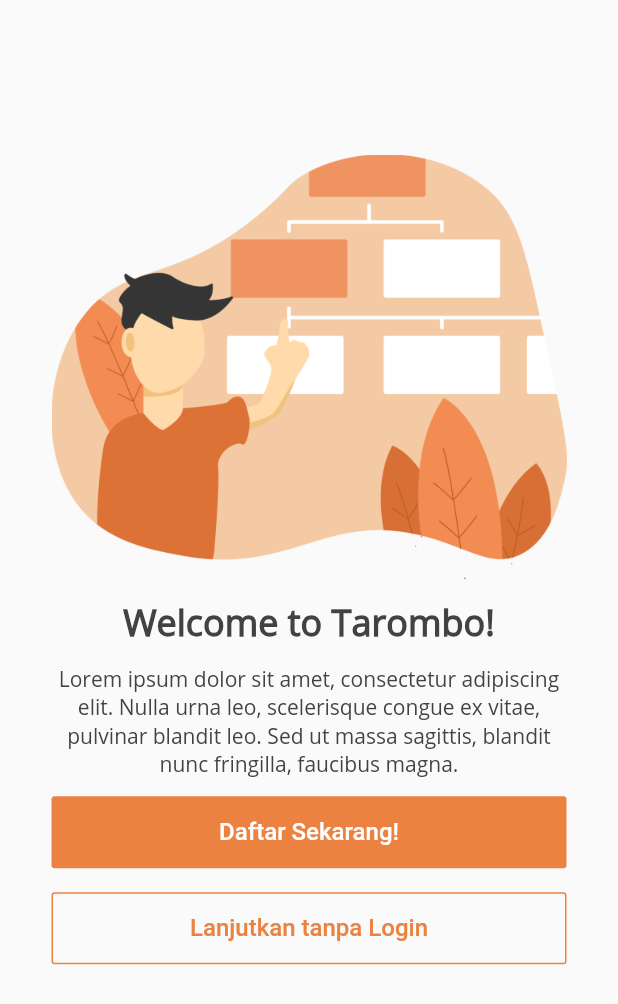
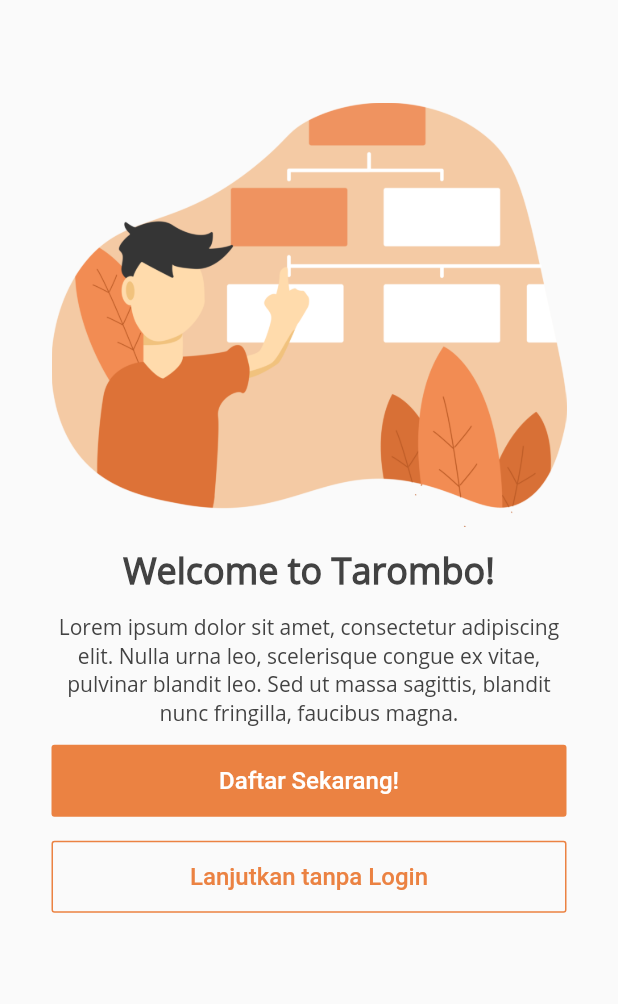
Before and after one commit to akmalrafii14/tarombo, a Flutter app: the screen it shows after launch, on a phone screen of 412 x 824 dp. Shown: the top 1004 px of the screen. Run offline on Flutter 3.47's test engine with Material 2 defaults, Android fonts, the light colour scheme and no system bars.

Commit message:
Update Welcome Screen

```diff
--- a/lib/auth/register.dart
+++ b/lib/auth/register.dart
@@ -1,5 +1,4 @@
 import 'package:flutter/material.dart';
-import 'package:tarombo/auth/login.dart';
 import 'package:tarombo/auth/login.dart';
 
 class RegisterScreen extends StatefulWidget {
@@ -178,7 +177,7 @@ class _RegisterScreenState extends State<RegisterScreen> {
                   margin: EdgeInsets.only(top: 12),
                   child: FlatButton(
                     onPressed: () {
-                      Navigator.pop(
+                      Navigator.push(
                         context,
                         MaterialPageRoute(
                           builder: (context) => LoginScreen(),
--- a/lib/main.dart
+++ b/lib/main.dart
@@ -7,11 +7,12 @@ import 'home.dart';
 
 void main() => runApp(
       new MaterialApp(
-        home: WelcomeScreen(),
+        home: SplashScreen(),
         debugShowCheckedModeBanner: false,
         routes: {
           '/HomeScreen': (BuildContext context) => HomePage(),
           '/LoginScreen': (BuildContext context) => LoginScreen(),
+          '/WelcomeScreen': (BuildContext context) => WelcomeScreen(),
         },
       ),
     );
@@ -28,7 +29,7 @@ class _SplashScreenState extends State<SplashScreen> {
   }
 
   void navigationPage() {
-    Navigator.of(context).pushReplacementNamed('/LoginScreen');
+    Navigator.of(context).pushReplacementNamed('/WelcomeScreen');
   }
 
   void initState() {
--- a/lib/welcome.dart
+++ b/lib/welcome.dart
@@ -11,8 +11,8 @@ class WelcomeScreen extends StatelessWidget {
         child: Column(
           children: <Widget>[
             Container(
-              margin:
-                  EdgeInsets.only(top: MediaQuery.of(context).size.height / 12),
+              padding:
+                  EdgeInsets.only(top: MediaQuery.of(context).size.height / 24),
               child: Center(
                 child: Image.asset(
                   'assets/image/diagram.png',
```
